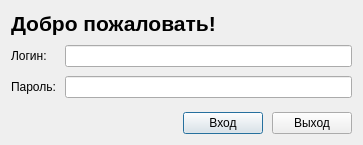
This is authorization.ui in skripach2111/Kursovoy as Qt 5 draws it before an edit. The edited form follows.
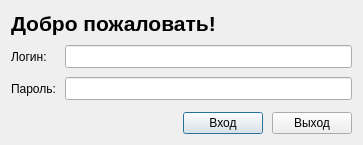
This is the edited form.

```diff
--- a/authorization.ui
+++ b/authorization.ui
@@ -54,6 +54,11 @@
      </item>
      <item row="0" column="1">
       <widget class="QLineEdit" name="lineEdit_Login">
+       <property name="font">
+        <font>
+         <pointsize>10</pointsize>
+        </font>
+       </property>
        <property name="tabletTracking">
         <bool>false</bool>
        </property>
@@ -71,6 +76,11 @@
      </item>
      <item row="1" column="1">
       <widget class="QLineEdit" name="lineEdit_Password">
+       <property name="font">
+        <font>
+         <pointsize>10</pointsize>
+        </font>
+       </property>
        <property name="focusPolicy">
         <enum>Qt::StrongFocus</enum>
        </property>
```
